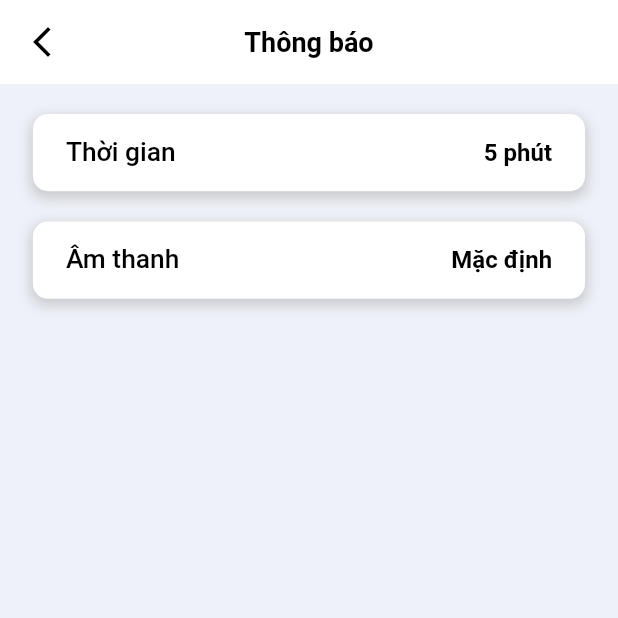
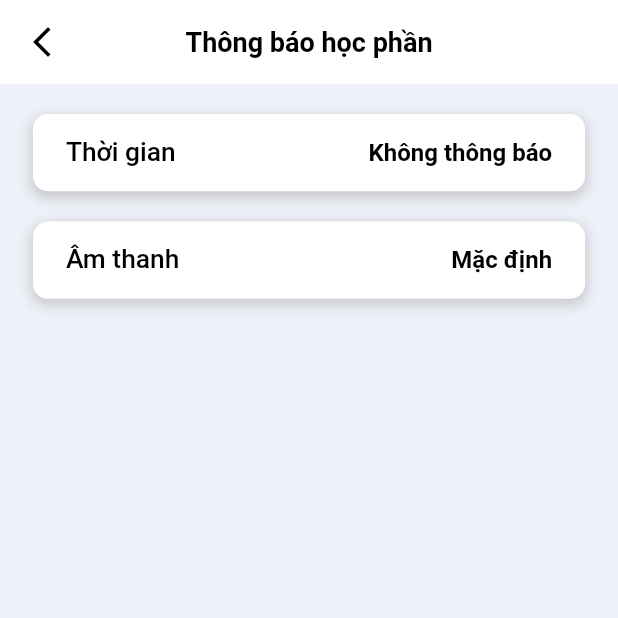
Before and after one commit to ankoi0310/nlu, a Flutter app: the NotificationSettingScreen screen opened directly, on a phone screen of 412 x 824 dp, the top half of it. Run offline on Flutter 3.47's test engine with Material 2 defaults, Android fonts, the phone set to English and light mode, and no system bars; our stand-ins replace awesome_notifications, flutter_svg, fluttertoast, rive, shared_preferences, table_calendar; accounts and stored records are empty; network calls fail; Roboto replaces fonts that are missing (Muli).

Commit message:
fix notification

```diff
--- a/lib/constant/timeline.dart
+++ b/lib/constant/timeline.dart
@@ -9,12 +9,10 @@ const Map<int, TimeOfDay> timeline = {
 };
 
 const Map<int, String> timeBefore = {
-  5: "5 phút",
-  10: "10 phút",
-  15: "15 phút",
-  30: "30 phút",
-  45: "45 phút",
-  60: "1 giờ",
+  15: "Trước 15 phút",
+  30: "Trước 30 phút",
+  45: "Trước 45 phút",
+  60: "Trước 1 giờ",
   0: "Không thông báo",
 };
 
--- a/lib/screen/setting/notification_setting/notification_setting_screen.dart
+++ b/lib/screen/setting/notification_setting/notification_setting_screen.dart
@@ -1,4 +1,5 @@
 import 'package:flutter/material.dart';
+import 'package:fluttertoast/fluttertoast.dart';
 import 'package:nlu/components/custom_child_app_bar.dart';
 import 'package:nlu/components/setting_tile.dart';
 import 'package:nlu/config/size_config.dart';
@@ -19,14 +20,14 @@ class _NotificationSettingScreenState extends State<NotificationSettingScreen> {
     return FutureBuilder(
         future: getIntFromPrefs("time_before"),
         builder: (context, snapshot) {
-          final selectedTime = snapshot.hasData ? snapshot.data as int : 5;
+          final selectedTime = snapshot.hasData ? snapshot.data as int : 0;
           final selectedTimeLabel = timeBefore[selectedTime]!;
 
           return SafeArea(
             child: Scaffold(
               appBar: buildAppBar(
                 context: context,
-                title: "Thông báo",
+                title: "Thông báo học phần",
               ),
               body: Container(
                 margin: const EdgeInsets.only(top: 20),
@@ -68,7 +69,17 @@ class _NotificationSettingScreenState extends State<NotificationSettingScreen> {
                           color: Colors.black,
                         ),
                       ),
-                      onPress: () {},
+                      onPress: () {
+                        Fluttertoast.showToast(
+                          msg: "Chức năng đang được phát triển",
+                          toastLength: Toast.LENGTH_SHORT,
+                          gravity: ToastGravity.BOTTOM,
+                          timeInSecForIosWeb: 1,
+                          backgroundColor: Colors.grey,
+                          textColor: Colors.white,
+                          fontSize: 16.0,
+                        );
+                      },
                     )
                   ],
                 ),
--- a/lib/utils/notifications.dart
+++ b/lib/utils/notifications.dart
@@ -26,6 +26,11 @@ Future<void> createNotification({
   );
 }
 
+// get all notifications
+Future<List<NotificationModel>> getAllScheduleNotifications() async {
+  return await AwesomeNotifications().listScheduledNotifications();
+}
+
 Future<void> cancelNotification(int id) async {
   await AwesomeNotifications().cancel(id);
 }
```
Also changed, not shown: lib/screen/notification/notification_screen.dart (+4 -11 lines), lib/screen/setting/notification_setting/timeline/timeline_screen.dart (+29 -5 lines).
